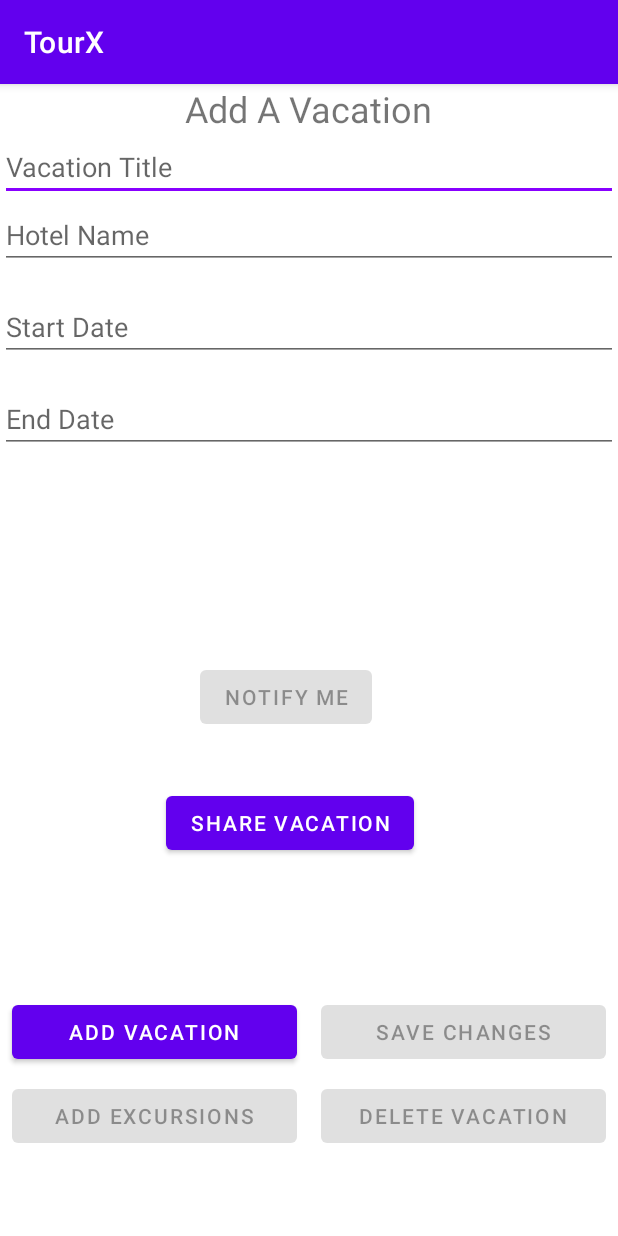
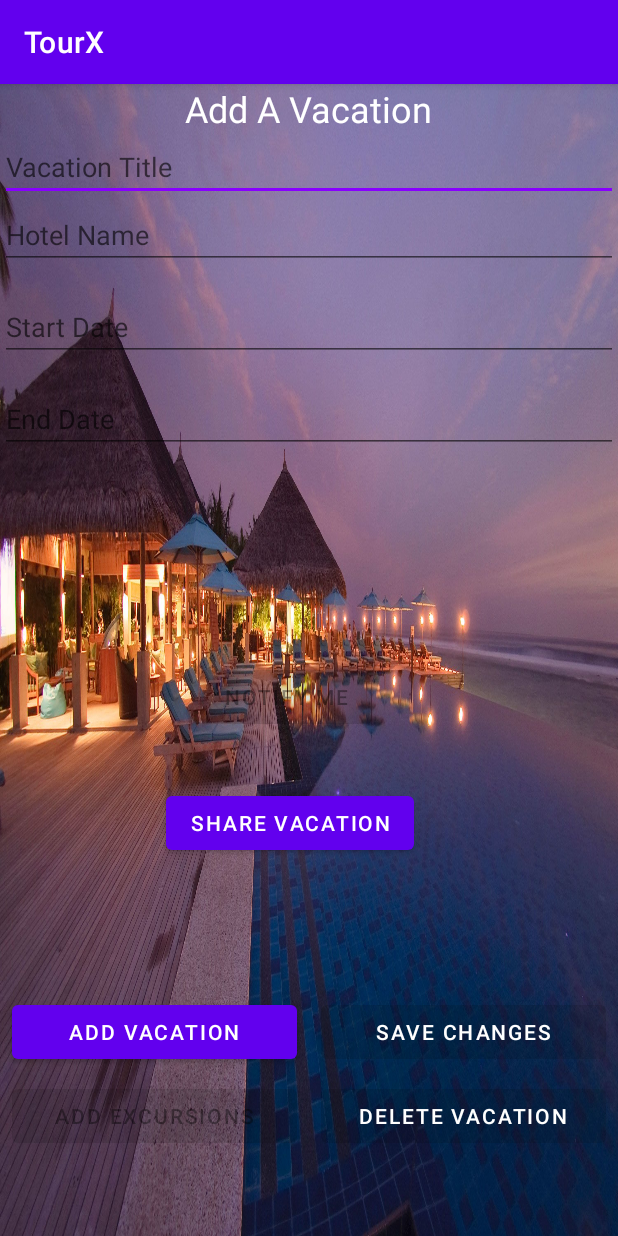
Before and after one commit to cin-ji/TourX, an Android app: the VacationDetailsActivity screen opened directly, with no data from a screen before it, on a phone screen of 412 x 824 dp. Run offline under Robolectric (Android 15) with nearby library versions, the phone set to English and light mode, and no system bars; our stand-ins replace Room's generated code.

Commit message:
Modified Vacation Details

```diff
--- a/app/src/main/res/layout/activity_vacation_details.xml
+++ b/app/src/main/res/layout/activity_vacation_details.xml
@@ -4,6 +4,7 @@
     xmlns:tools="http://schemas.android.com/tools"
     android:layout_width="match_parent"
     android:layout_height="match_parent"
+    android:background="@drawable/vacation_bg"
     tools:context=".activity.VacationDetailsActivity">
 
     <TextView
@@ -11,6 +12,7 @@
         android:layout_width="wrap_content"
         android:layout_height="wrap_content"
         android:text="@string/add_a_vacation"
+        android:textColor="@color/white"
         android:textSize="24sp"
         app:layout_constraintEnd_toEndOf="parent"
         app:layout_constraintStart_toStartOf="parent"
@@ -23,6 +25,7 @@
         android:hint="@string/vacation_title"
         android:autofillHints="Vacation Title"
         android:inputType="text"
+        android:textColor="@color/white"
         app:layout_constraintEnd_toEndOf="parent"
         app:layout_constraintStart_toStartOf="parent"
         app:layout_constraintTop_toBottomOf="@+id/textViewScreenTitle" />
@@ -32,6 +35,7 @@
         android:layout_width="match_parent"
         android:layout_height="wrap_content"
         android:hint="@string/hotel_name"
+        android:textColor="@color/white"
         android:autofillHints="Hotel Name"
         android:inputType="text"
         app:layout_constraintEnd_toEndOf="parent"
@@ -45,6 +49,7 @@
         android:layout_marginTop="16dp"
         android:ems="10"
         android:hint="@string/start_date"
+        android:textColor="@color/white"
         android:autofillHints="Start Date"
         android:focusable="false"
         android:inputType="date"
@@ -59,6 +64,7 @@
         android:layout_marginTop="16dp"
         android:ems="10"
         android:hint="@string/end_date"
+        android:textColor="@color/white"
         android:autofillHints="End Date"
         android:focusable="false"
         android:inputType="date"
@@ -113,6 +119,7 @@
         android:layout_marginBottom="8dp"
         android:enabled="false"
         android:text="@string/save_changes"
+        android:textColor="@color/white"
         app:layout_constraintBottom_toTopOf="@+id/buttonDeleteVacation"
         app:layout_constraintEnd_toEndOf="parent"
         app:layout_constraintHorizontal_weight="1"
@@ -139,6 +146,7 @@
         android:layout_marginBottom="56dp"
         android:enabled="false"
         android:text="@string/delete_vacation"
+        android:textColor="@color/white"
         app:layout_constraintBottom_toBottomOf="parent"
         app:layout_constraintEnd_toEndOf="parent"
         app:layout_constraintStart_toEndOf="@+id/buttonAddAExcursion" />
```
Also changed, not shown: app/src/main/res/drawable/background_vacation_details.xml (added, +12 -0 lines), app/src/main/res/drawable/vacation_bg.jpg (added).
